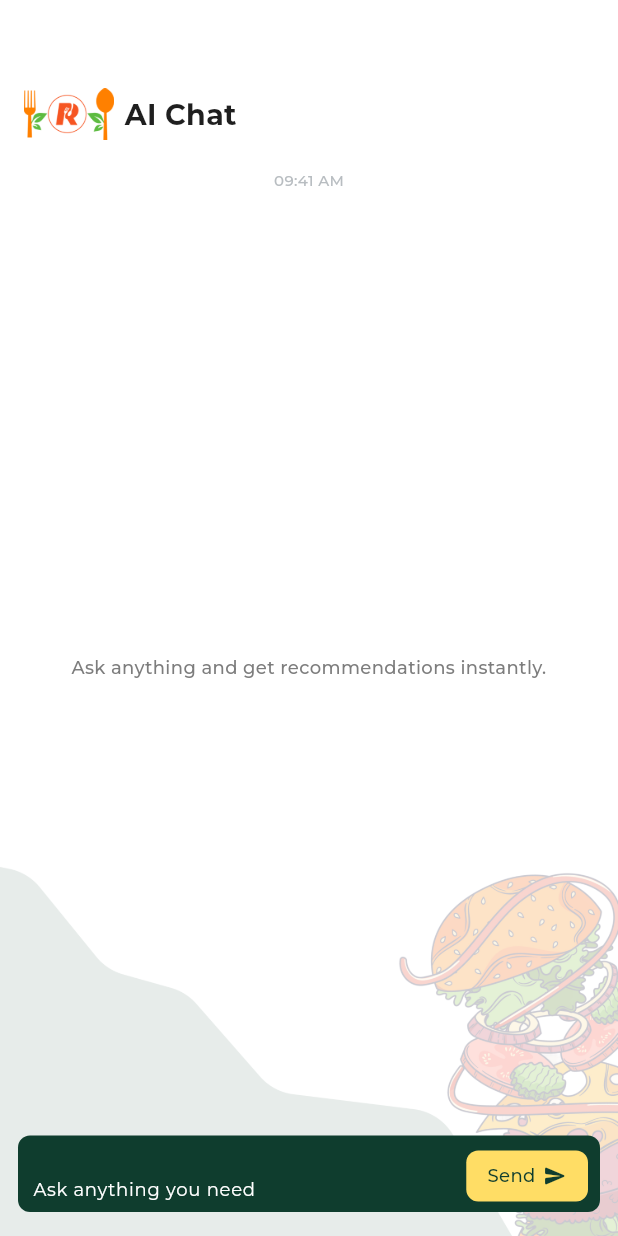
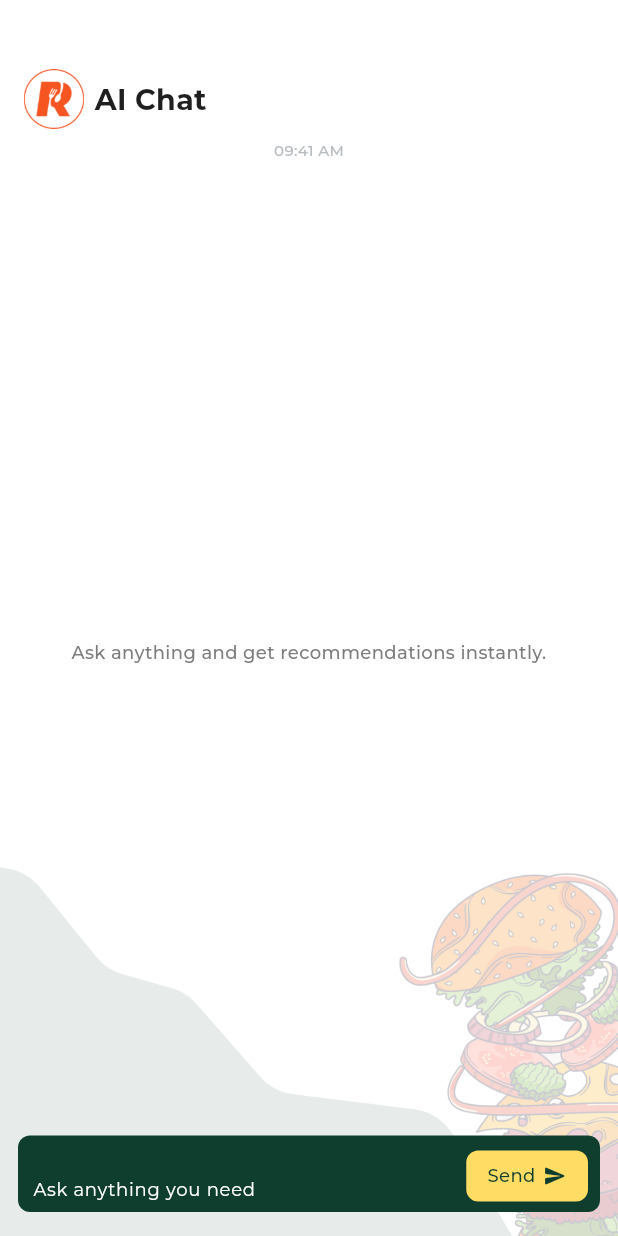
Before and after one commit to soykotrah12/flutter_kennygee, a Flutter app: the AiChatScreen screen opened directly, on a phone screen of 412 x 824 dp. Run offline on Flutter 3.47's test engine with Material 3 defaults, Android fonts, the phone set to English and light mode, and no system bars; our stand-ins replace connectivity_plus, dartz, dio, equatable, file_picker, flutter_secure_storage and 6 more; missing offline and left inert: flutx_core; accounts and stored records are empty; network calls fail; statements that could not run were skipped; project files that could hold a hidden picture were left out.

Commit message:
Reduce app logo dimensions in AI chat and profile screens

```diff
--- a/lib/feature/Ai/presentation/screens/ai_chat_screen.dart
+++ b/lib/feature/Ai/presentation/screens/ai_chat_screen.dart
@@ -55,8 +55,8 @@ class _AiChatScreenState extends State<AiChatScreen> {
                   // ),
                   Image.asset(
                     AppImages.appLogo,
-                    width: 60,
-                    height: 60,
+                    width: 40,
+                    height: 40,
                     fit: BoxFit.contain,
                   ),
                   const SizedBox(width: 7),
--- a/lib/feature/profile/presentation/screens/profile_screen.dart
+++ b/lib/feature/profile/presentation/screens/profile_screen.dart
@@ -61,8 +61,8 @@ class ProfileScreen extends StatelessWidget {
                         // ),
                         Image.asset(
                           AppImages.appLogo,
-                          width: 60,
-                          height: 60,
+                          width: 40,
+                          height: 40,
                           fit: BoxFit.contain,
                         ),
                         const Spacer(),
```
Also changed, not shown: assets/icons/applogo.png.
